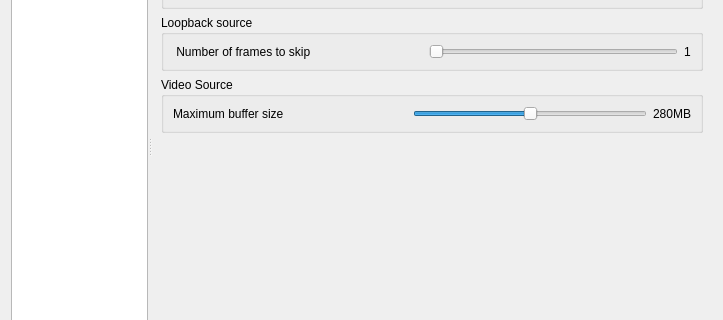
This is src/UserPreferencesDialog.ui in markus-wa/glmixer-mirror as Qt 5 draws it before an edit; both pictures show x 0 to 723 and y 209 to 529 of the 723 by 648 pixel window. The edited form follows.
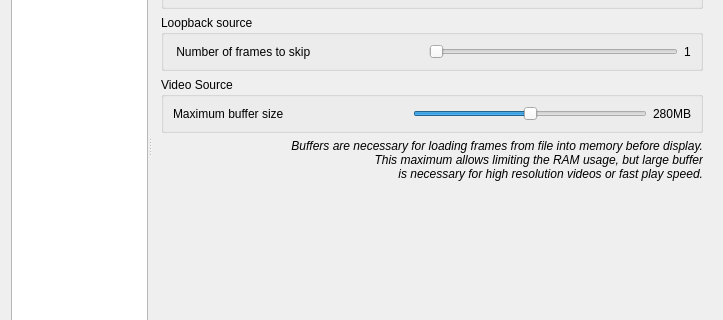
This is the edited form. The open tabs and pages were chosen to show the change. Icons and pictures are not drawn. Custom widgets are drawn as their Qt base class.

Commit message: Improved dialog for Memory policy

The edit to the form file:
```diff
--- a/src/UserPreferencesDialog.ui
+++ b/src/UserPreferencesDialog.ui
@@ -1110,6 +1110,19 @@
              </layout>
             </widget>
            </item>
+           <item>
+            <widget class="QLabel" name="label_12">
+             <property name="styleSheet">
+              <string notr="true">font: italic 9pt;</string>
+             </property>
+             <property name="text">
+              <string>&lt;html&gt;&lt;head/&gt;&lt;body&gt;&lt;p&gt;Buffers are necessary for loading frames from file into memory before display.&lt;br/&gt;This maximum allows limiting the RAM usage, but large buffer &lt;br/&gt;is necessary for high resolution videos or fast play speed.&lt;/p&gt;&lt;/body&gt;&lt;/html&gt;</string>
+             </property>
+             <property name="alignment">
+              <set>Qt::AlignRight|Qt::AlignTrailing|Qt::AlignVCenter</set>
+             </property>
+            </widget>
+           </item>
            <item>
             <spacer name="verticalSpacerSource">
              <property name="orientation">
```
The commit also changes 4 other files.
